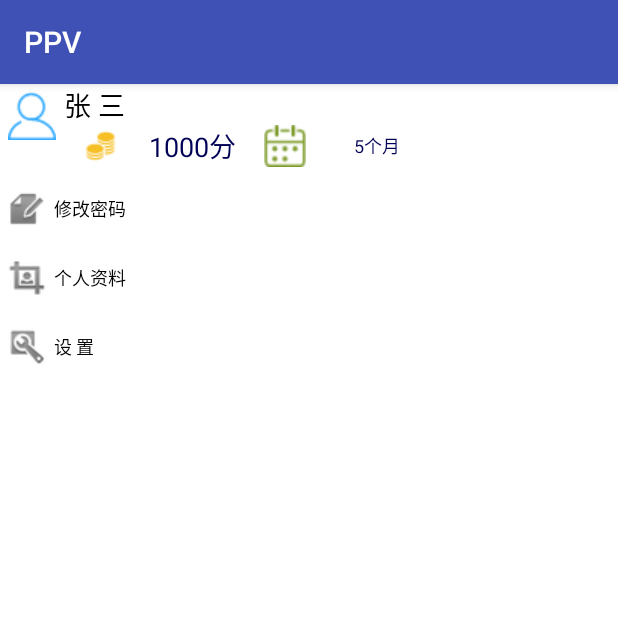
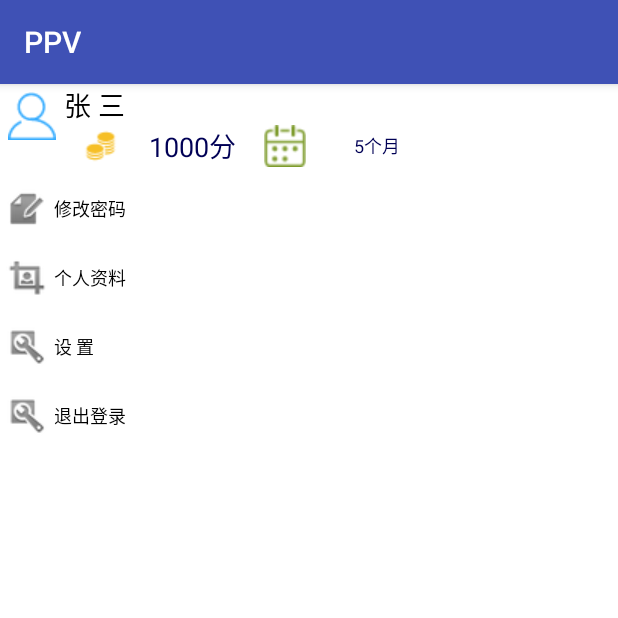
Before and after one commit to zst96226/PPVPorject, an Android app: the fragment OneSelfView shown on its own in the app's theme, on a phone screen of 412 x 824 dp, the top half of it. Run offline under Robolectric (Android 15) with nearby library versions, the phone set to English and light mode, and no system bars.

Commit message:
10:16 2017/2/5 by yhp

```diff
--- a/app/src/main/java/com/example/beyondsys/ppv/activity/OneSelfView.java
+++ b/app/src/main/java/com/example/beyondsys/ppv/activity/OneSelfView.java
@@ -1,33 +1,50 @@
 package com.example.beyondsys.ppv.activity;
 
+import android.app.AlertDialog;
 import android.app.Dialog;
 import android.content.Intent;
 import android.os.Bundle;
 import android.support.v4.app.Fragment;
 import android.text.Layout;
+import android.view.Gravity;
 import android.view.LayoutInflater;
 import android.view.View;
 import android.view.ViewGroup;
 import android.widget.EditText;
 import android.widget.LinearLayout;
+import android.widget.Toast;
 
 import com.example.beyondsys.ppv.R;
 import com.example.beyondsys.ppv.tools.CustomDialog;
+import com.example.beyondsys.ppv.tools.ValidaService;
 
 /**
  * Created by zhsht on 2017/1/13.个人信息界面
  */
 public class OneSelfView extends Fragment {
 private LinearLayout personInfoLayout;
-    private LinearLayout passwordChangeLayout;
+    private LinearLayout passwordChangeLayout,qiutLayout;
     private CustomDialog dialog;
     @Override
     public View onCreateView(LayoutInflater inflater, ViewGroup container,
                              Bundle savedInstanceState) {
 
         View rootView = inflater.inflate(R.layout.oneself_view, container, false);
+        init(rootView);
+       setListener();
+        return rootView;
+    }
+
+    private  void init(View  rootView)
+    {
+
         personInfoLayout=(LinearLayout)rootView.findViewById(R.id.personInfo_layout);
         passwordChangeLayout=(LinearLayout)rootView.findViewById(R.id.passwordChange_layout);
+        qiutLayout=(LinearLayout)rootView.findViewById( R.id.quit_layout);
+    }
+
+    private void setListener()
+    {
         personInfoLayout.setOnClickListener(new View.OnClickListener() {
             @Override
             public void onClick(View v) {
@@ -41,7 +58,16 @@ private LinearLayout personInfoLayout;
                 dialog();
             }
         });
-        return rootView;
+        qiutLayout.setOnClickListener(new View.OnClickListener() {
+            @Override
+            public void onClick(View v) {
+                //退出操作
+               Toast toast = Toast.makeText(getActivity().getApplicationContext(),
+                       "已退出登录！", Toast.LENGTH_LONG);
+                toast.setGravity(Gravity.CENTER, 0, 0);
+                toast.show();
+            }
+        });
     }
 
     @Override
@@ -52,13 +78,38 @@ private LinearLayout personInfoLayout;
     // 弹窗
     private void dialog() {
          dialog = new CustomDialog(OneSelfView.this.getActivity());
-        EditText editText = (EditText) dialog.getEditText();//方法在CustomDialog中实现
         dialog.setOnPositiveListener(new View.OnClickListener() {
             @Override
             public void onClick(View v) {
-                //dosomething youself
                 //验证输入。更新数据库
-                dialog.dismiss();
+                boolean oldpass= ValidaService.isPasswLength(dialog.getoldpass())&&ValidaService.isPassword(dialog.getoldpass());
+                boolean newpass=ValidaService.isPasswLength(dialog.getNewPass())&&ValidaService.isPassword(dialog.getNewPass());
+                boolean chepass=ValidaService.isPasswLength(dialog.getChePass())&&ValidaService.isPassword(dialog.getChePass());
+                boolean equals=dialog.getNewPass().equals(dialog.getChePass());
+                if(!(oldpass&&newpass&&chepass))
+                {
+                    Toast toast=Toast.makeText(getActivity().getApplicationContext(),"密码格式不正确!",Toast.LENGTH_LONG);
+                    toast.setGravity(Gravity.CENTER,0,0);
+                    toast.show();
+                }
+                else
+                {
+                    if(!equals)
+                    {
+                        Toast toast=Toast.makeText(getActivity().getApplicationContext(),"两次输入不一致!",Toast.LENGTH_LONG);
+                        toast.setGravity(Gravity.CENTER,0,0);
+                        toast.show();
+                    }
+                    else
+                    {
+                    //服务端验证原密码
+                        Toast toast=Toast.makeText(getActivity().getApplicationContext(),"修改成功!",Toast.LENGTH_LONG);
+                        toast.setGravity(Gravity.CENTER,0,0);
+                        toast.show();
+                        dialog.dismiss();
+                    }
+                }
+
             }
         });
         dialog.setOnNegativeListener(new View.OnClickListener() {
--- a/app/src/main/java/com/example/beyondsys/ppv/tools/WecommPagerAdapter.java
+++ b/app/src/main/java/com/example/beyondsys/ppv/tools/WecommPagerAdapter.java
@@ -8,7 +8,7 @@ import android.view.View;
 import java.util.List;
 
 /**
- * Created by Sysmagic on 2017/1/19.
+ * Created by yhp on 2017/1/19.
  */
 public class WecommPagerAdapter extends PagerAdapter {
 
--- a/app/src/main/res/layout/oneself_view.xml
+++ b/app/src/main/res/layout/oneself_view.xml
@@ -122,6 +122,7 @@
                 />
         </LinearLayout>
         <LinearLayout
+            android:id="@+id/setting_layout"
             android:layout_width="match_parent"
             android:layout_height="wrap_content"
             android:layout_marginTop="10sp"
@@ -141,5 +142,26 @@
                 android:textColor="@color/mainFont"
                 android:text="@string/setting" />
         </LinearLayout>
+        <LinearLayout
+            android:id="@+id/quit_layout"
+            android:layout_width="match_parent"
+            android:layout_height="wrap_content"
+            android:layout_marginTop="10sp"
+            android:orientation="horizontal"
+            android:background="@color/White">
+            <ImageView
+                android:layout_width="wrap_content"
+                android:layout_height="wrap_content"
+                android:layout_gravity="center_vertical"
+                android:src="@drawable/setting"/>
+            <TextView
+                android:layout_width="match_parent"
+                android:layout_height="wrap_content"
+                android:gravity="center_vertical"
+                android:layout_gravity="center_vertical"
+                android:textSize="12sp"
+                android:textColor="@color/mainFont"
+                android:text="@string/quit" />
+        </LinearLayout>
     </LinearLayout>
 </LinearLayout>
--- a/app/src/main/res/values/strings.xml
+++ b/app/src/main/res/values/strings.xml
@@ -114,4 +114,5 @@
     <string name="userRedister">用户注册</string>
     <string name="filter_by_currentmonth">本月</string>
     <string name="filter_by_all">全部累积</string>
+    <string name="quit">退出登录</string>
 </resources>
```
Also changed, not shown: app/src/main/java/com/example/beyondsys/ppv/activity/WorkValueView.java (+29 -21 lines), app/src/main/java/com/example/beyondsys/ppv/entities/PersonInfoEntity.java (+69 -1 lines), app/src/main/java/com/example/beyondsys/ppv/entities/ValueDetailEntity.java (added, +50 -0 lines), app/src/main/java/com/example/beyondsys/ppv/entities/WorkValueEntity.java (+68 -1 lines), app/src/main/java/com/example/beyondsys/ppv/tools/CustomDialog.java (+31 -2 lines).
